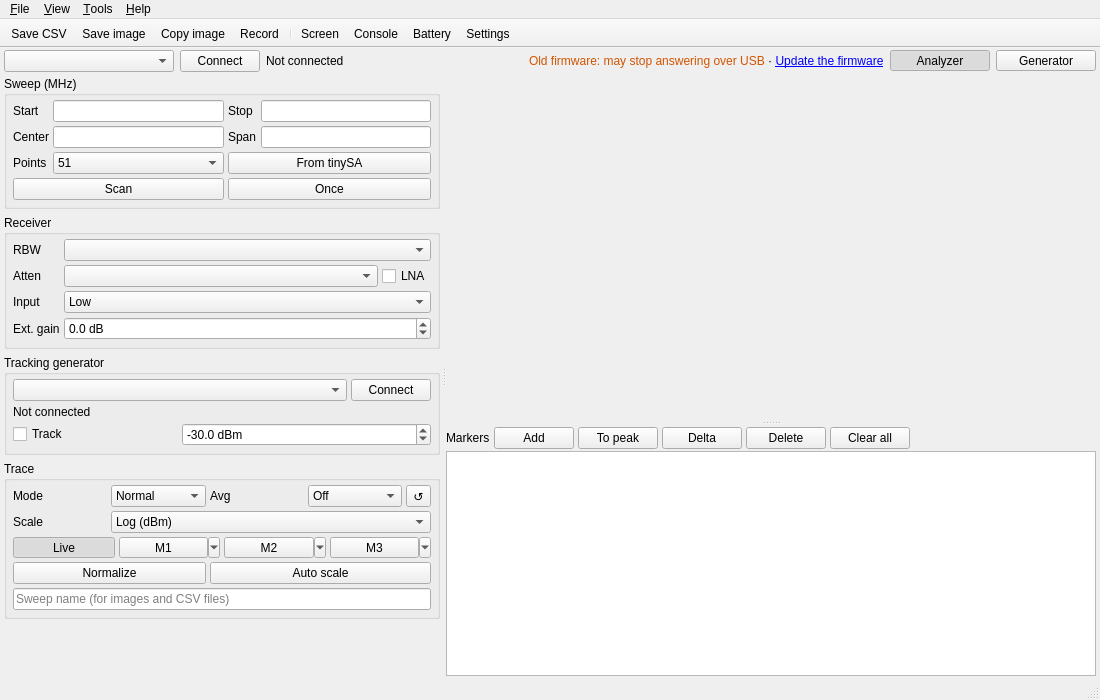
Above: src/ui/mainwindow.ui from erikkaashoek/tinySA-app before the change. Below: the same form after it.
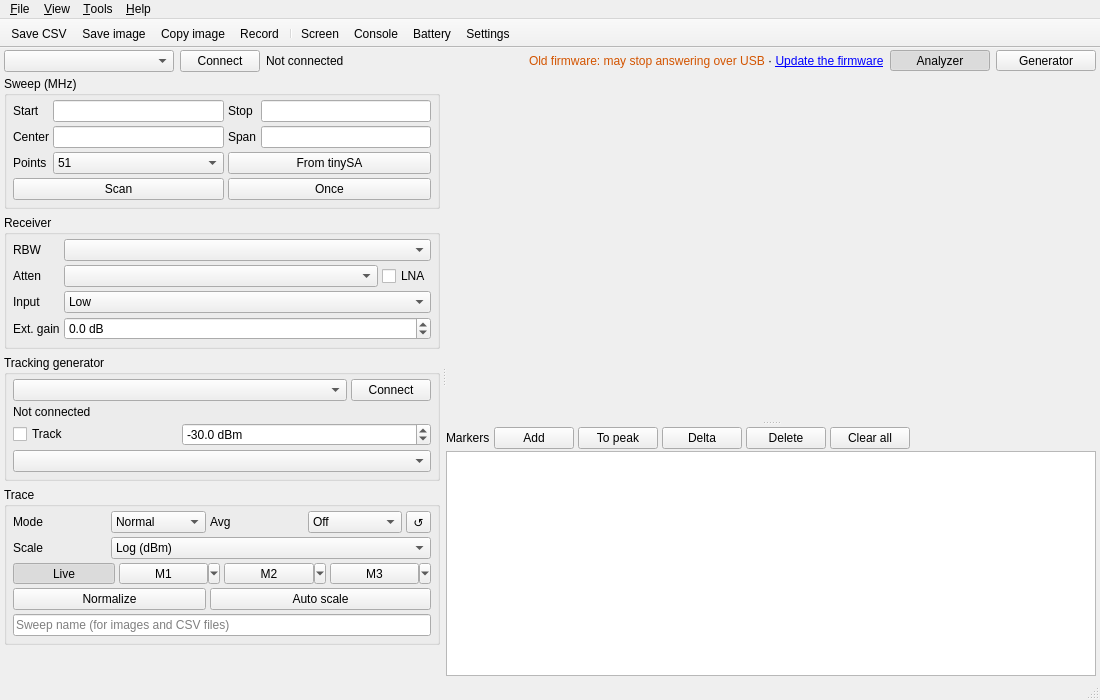
That is the form after the change. Custom widgets are drawn as their Qt base class.

Commit message: Ultra output modes: Ultra accurate / Ultra cleanest (LO harmonic) for the generator, the four modes for the tracking generator

The edit to the form file:
```diff
--- a/src/ui/mainwindow.ui
+++ b/src/ui/mainwindow.ui
@@ -567,6 +567,13 @@
               </property>
              </widget>
             </item>
+            <item row="3" column="0" colspan="3">
+             <widget class="QComboBox" name="trackOutputCombo">
+              <property name="toolTip">
+               <string>Output of a tinySA Ultra as tracking generator, as on the generator page: highest accuracy (mixer) or cleanest signal; Ultra accurate / Ultra cleanest also go above that path's maximum with the third harmonic of the LO</string>
+              </property>
+             </widget>
+            </item>
            </layout>
           </widget>
          </item>
```
The commit also changes 15 other files.
